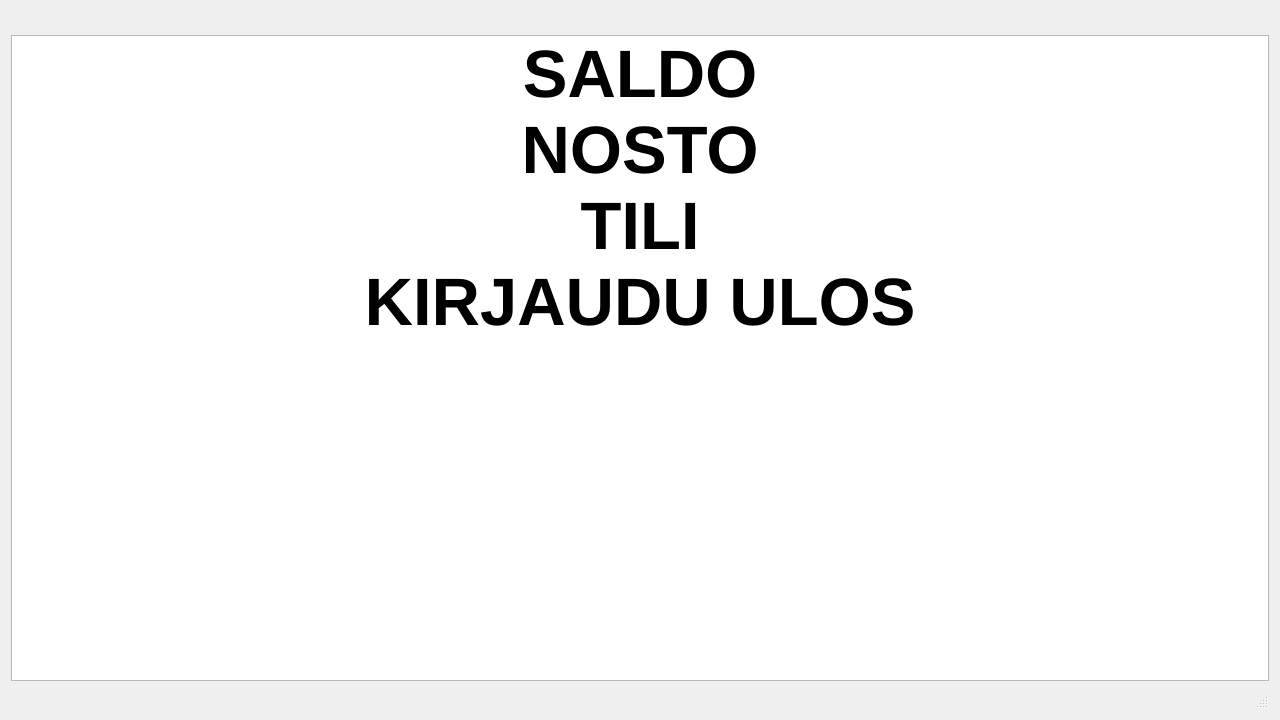
Above: frontend/menuDLL/menu.ui from JnsRdnp/ATM-Simulator before the change. Below: the same form after it.
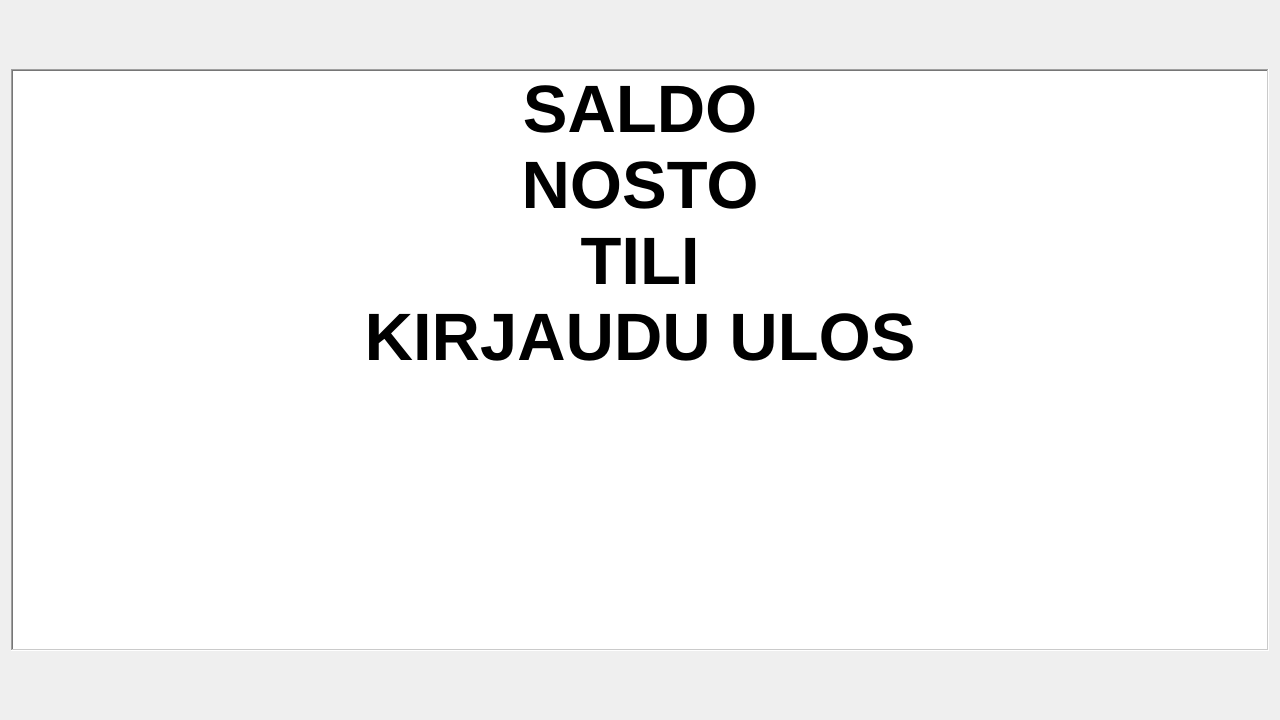
That is the form after the change.

The edit to the form file:
```diff
--- a/frontend/menuDLL/menu.ui
+++ b/frontend/menuDLL/menu.ui
@@ -16,11 +16,19 @@
   <property name="windowTitle">
    <string>MainWindow</string>
   </property>
-  <layout class="QVBoxLayout" name="verticalLayout_3">
+  <layout class="QVBoxLayout" name="verticalLayout_3" stretch="1,10,1">
    <item>
-    <widget class="QWidget" name="centralwidget" native="true">
-     <layout class="QVBoxLayout" name="verticalLayout_2"/>
-    </widget>
+    <spacer name="verticalSpacer_2">
+     <property name="orientation">
+      <enum>Qt::Vertical</enum>
+     </property>
+     <property name="sizeHint" stdset="0">
+      <size>
+       <width>20</width>
+       <height>40</height>
+      </size>
+     </property>
+    </spacer>
    </item>
    <item>
     <widget class="QListWidget" name="listMenu">
@@ -38,13 +46,16 @@
       </font>
      </property>
      <property name="frameShape">
-      <enum>QFrame::StyledPanel</enum>
+      <enum>QFrame::WinPanel</enum>
      </property>
      <property name="frameShadow">
-      <enum>QFrame::Raised</enum>
+      <enum>QFrame::Sunken</enum>
      </property>
      <property name="lineWidth">
-      <number>2</number>
+      <number>1</number>
+     </property>
+     <property name="sizeAdjustPolicy">
+      <enum>QAbstractScrollArea::AdjustToContents</enum>
      </property>
      <property name="movement">
       <enum>QListView::Static</enum>
@@ -53,7 +64,7 @@
       <enum>QListView::TopToBottom</enum>
      </property>
      <property name="spacing">
-      <number>35</number>
+      <number>40</number>
      </property>
      <property name="viewMode">
       <enum>QListView::ListMode</enum>
@@ -113,7 +124,17 @@
     </widget>
    </item>
    <item>
-    <widget class="QStatusBar" name="statusbar"/>
+    <spacer name="verticalSpacer">
+     <property name="orientation">
+      <enum>Qt::Vertical</enum>
+     </property>
+     <property name="sizeHint" stdset="0">
+      <size>
+       <width>20</width>
+       <height>40</height>
+      </size>
+     </property>
+    </spacer>
    </item>
   </layout>
  </widget>
```
